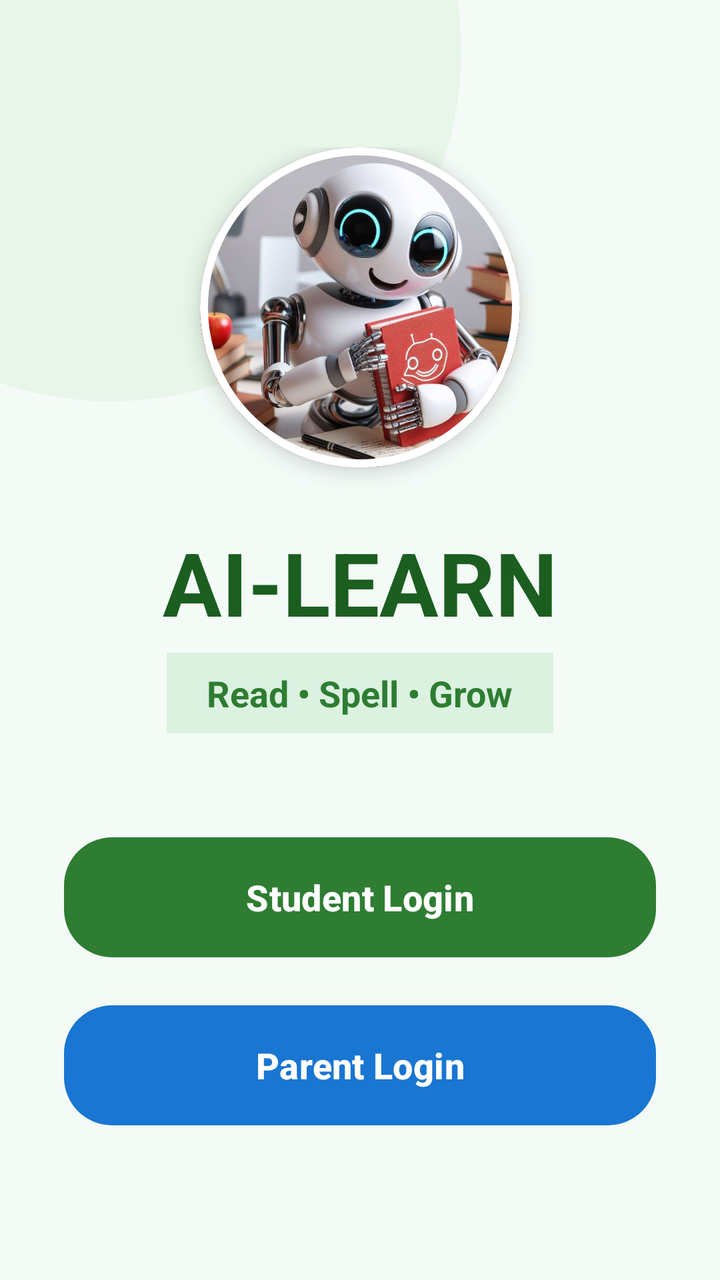
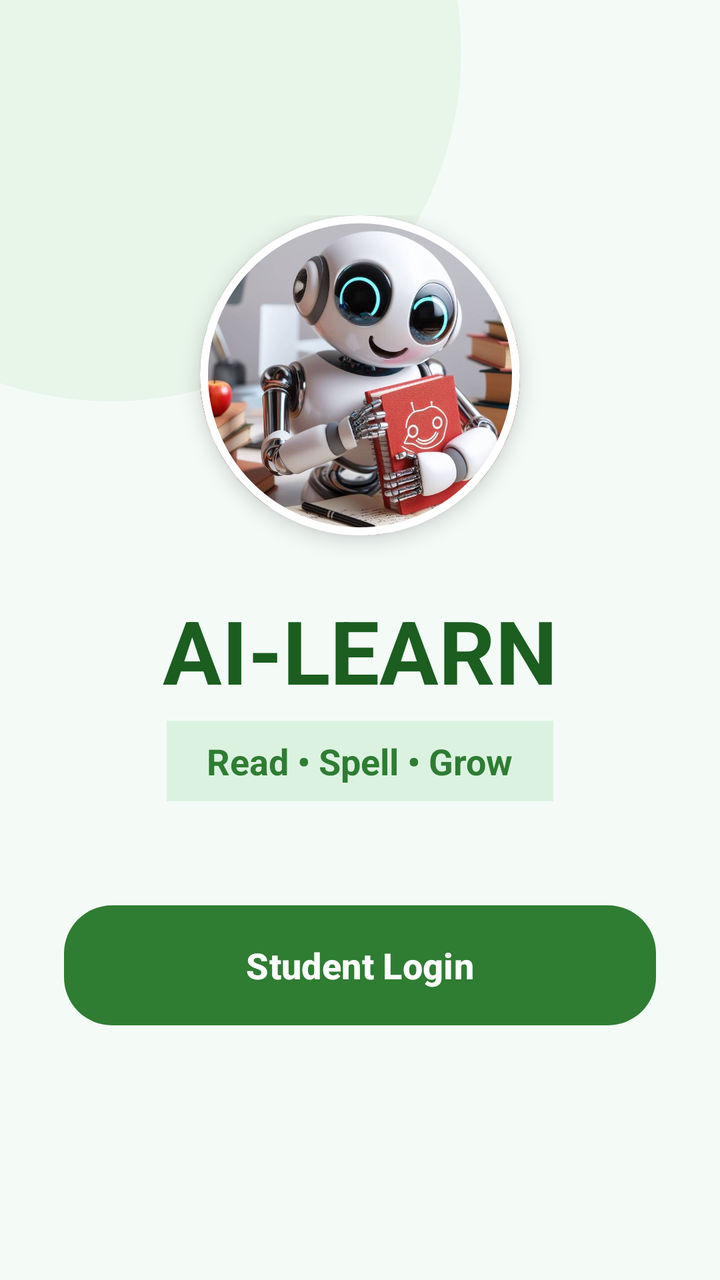

Two renders of the same Android screen: before a commit and after it. Below are the layout's source before the change and the commit's diff.
<!-- AndroidManifest.xml: application theme Theme.Casanesapps3 -->
<!-- res/layout/activity_main.xml -->
<?xml version="1.0" encoding="utf-8"?>
<androidx.constraintlayout.widget.ConstraintLayout xmlns:android="http://schemas.android.com/apk/res/android"
    xmlns:app="http://schemas.android.com/apk/res-auto"
    android:layout_width="match_parent"
    android:layout_height="match_parent"
    android:background="#F4FBF7">

    
    <com.google.android.material.card.MaterialCardView
        android:id="@+id/bgCircleMain"
        android:layout_width="350dp"
        android:layout_height="350dp"
        app:cardCornerRadius="175dp"
        app:cardElevation="0dp"
        app:cardBackgroundColor="#E8F5E9"
        app:strokeWidth="0dp"
        app:layout_constraintTop_toTopOf="parent"
        app:layout_constraintStart_toStartOf="parent"
        android:layout_marginTop="-150dp"
        android:layout_marginStart="-120dp" />

    <LinearLayout
        android:layout_width="match_parent"
        android:layout_height="wrap_content"
        android:orientation="vertical"
        android:gravity="center"
        app:layout_constraintTop_toTopOf="parent"
        app:layout_constraintBottom_toBottomOf="parent"
        app:layout_constraintStart_toStartOf="parent"
        app:layout_constraintEnd_toEndOf="parent"
        android:padding="32dp">

        
        <com.google.android.material.card.MaterialCardView
            android:layout_width="160dp"
            android:layout_height="160dp"
            android:layout_marginBottom="28dp"
            app:cardCornerRadius="80dp"
            app:cardElevation="6dp"
            app:strokeWidth="4dp"
            app:strokeColor="#FFFFFF"
            app:cardBackgroundColor="#FFFFFF">

            <ImageView
                android:layout_width="match_parent"
                android:layout_height="match_parent"
                android:src="@drawable/icon_image"
                android:scaleType="centerCrop"
                android:contentDescription="@string/mascot"/>
        </com.google.android.material.card.MaterialCardView>

        <TextView
            android:layout_width="wrap_content"
            android:layout_height="wrap_content"
            android:text="@string/ai_learn"
            android:textSize="44sp"
            android:textStyle="bold"
            android:textColor="#1B5E20"
            android:layout_marginBottom="6dp"/>

        <TextView
            android:layout_width="wrap_content"
            android:layout_height="wrap_content"
            android:text="@string/read_spell_grow"
            android:textSize="18sp"
            android:textStyle="bold"
            android:textColor="#2E7D32"
            android:background="#DCF2E1"
            android:paddingHorizontal="20dp"
            android:paddingVertical="8dp"
            android:layout_marginBottom="48dp"/>

        
        <com.google.android.material.button.MaterialButton
            android:id="@+id/btnStudent"
            android:layout_width="match_parent"
            android:layout_height="68dp"
            android:text="@string/student_login"
            android:textSize="18sp"
            android:textStyle="bold"
            app:backgroundTint="#2E7D32"
            app:cornerRadius="24dp"
            android:layout_marginBottom="16dp"
            android:textAllCaps="false"
            app:elevation="4dp"/>

        <com.google.android.material.button.MaterialButton
            android:id="@+id/btnParent"
            android:layout_width="match_parent"
            android:layout_height="68dp"
            android:text="@string/parent_login"
            android:textSize="18sp"
            android:textStyle="bold"
            app:backgroundTint="#1976D2"
            app:cornerRadius="24dp"
            android:textAllCaps="false"
            app:elevation="4dp"/>

    </LinearLayout>

</androidx.constraintlayout.widget.ConstraintLayout>
<!-- resources referenced by this layout -->
<resources>
  <!-- drawable icon_image: jpg bitmap (drawable, 70837 bytes) -->
  <string name="ai_learn">AI-LEARN</string>
  <string name="mascot">Mascot</string>
  <string name="parent_login">Parent Login</string>
  <string name="read_spell_grow">Read • Spell • Grow</string>
  <string name="student_login">Student Login</string>
  <style name="Theme.Casanesapps3" parent="Base.Theme.Casanesapps3" />
  <style name="Base.Theme.Casanesapps3" parent="Theme.Material3.DayNight.NoActionBar">
          
          <item name="colorPrimary">@color/primary</item>
          <item name="colorPrimaryVariant">@color/primary_dark</item>
          <item name="colorSecondary">@color/accent</item>
          <item name="android:windowBackground">@color/background</item>
          <item name="android:statusBarColor">@color/primary_dark</item>
      </style>
  <color name="primary">#2E7D32</color>
  <color name="primary_dark">#1B5E20</color>
  <color name="accent">#FBC02D</color>
  <color name="background">#E8F5E9</color>
</resources>

<!-- the commit's change to res/layout/activity_main.xml (unified diff, before → after) -->
@@ -84,18 +84,6 @@
             android:textAllCaps="false"
             app:elevation="4dp"/>
 
-        <com.google.android.material.button.MaterialButton
-            android:id="@+id/btnParent"
-            android:layout_width="match_parent"
-            android:layout_height="68dp"
-            android:text="@string/parent_login"
-            android:textSize="18sp"
-            android:textStyle="bold"
-            app:backgroundTint="#1976D2"
-            app:cornerRadius="24dp"
-            android:textAllCaps="false"
-            app:elevation="4dp"/>
-
     </LinearLayout>
 
 </androidx.constraintlayout.widget.ConstraintLayout>
<!-- resource entries referenced after the edit -->
@@ -3,7 +3,6 @@
   <!-- drawable icon_image: jpg bitmap (drawable, 70837 bytes) -->
   <string name="ai_learn">AI-LEARN</string>
   <string name="mascot">Mascot</string>
-  <string name="parent_login">Parent Login</string>
   <string name="read_spell_grow">Read • Spell • Grow</string>
   <string name="student_login">Student Login</string>
   <style name="Theme.Casanesapps3" parent="Base.Theme.Casanesapps3" />
